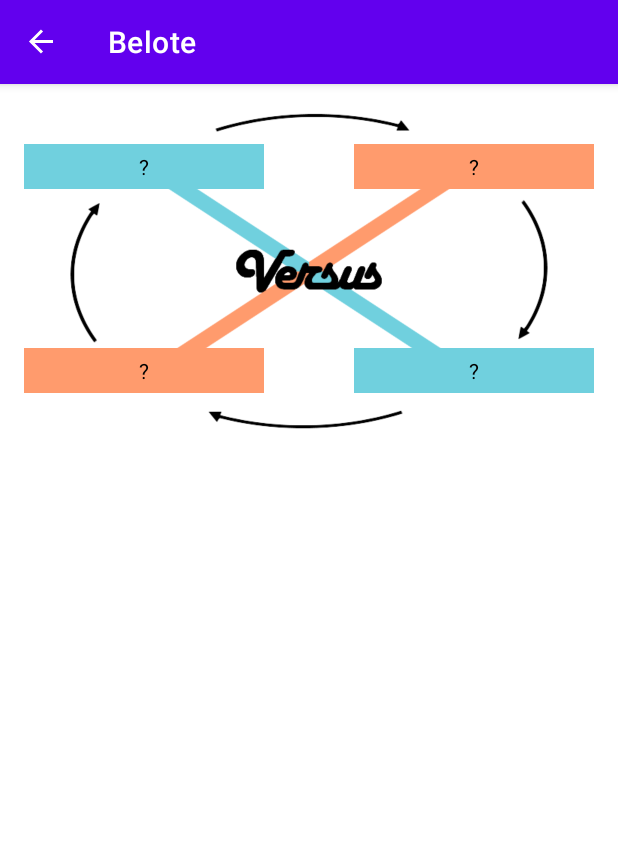
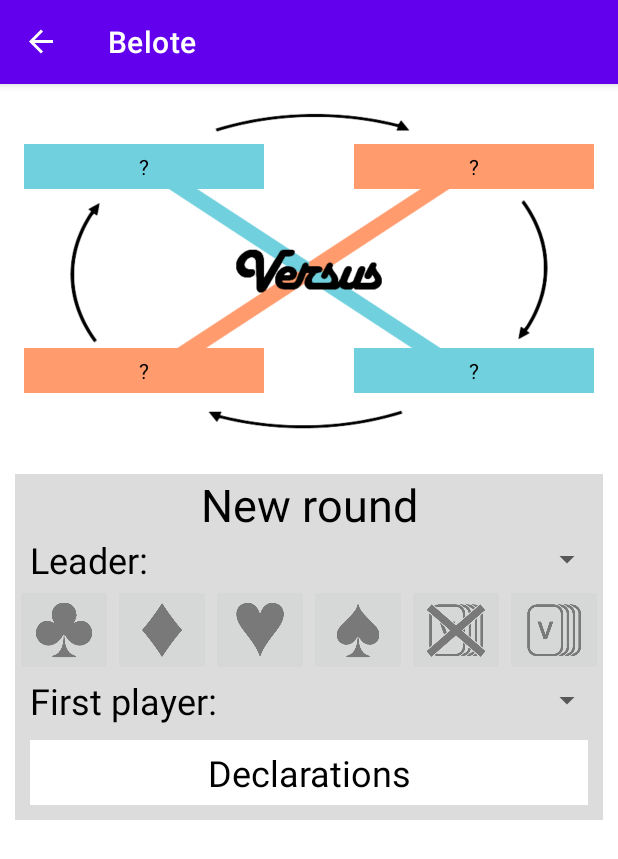
Before and after one commit to PierreChag/Belotinator, an Android app: the BeloteFragment screen opened through its navigation route, on a phone screen of 412 x 824 dp. Shown: the top 859 px of the screen. Run offline under Robolectric (Android 15) with nearby library versions, the phone set to English and light mode, and no system bars; our stand-ins replace navigation-ui.

Commit message:
Declarations are displayed on the new game and can be removed.

```diff
--- a/app/src/main/java/com/poulpinou/belotinator/core/Belote.java
+++ b/app/src/main/java/com/poulpinou/belotinator/core/Belote.java
@@ -66,6 +66,7 @@ public class Belote {
         } catch (JSONException e) {
             e.printStackTrace();
         }
+        //TODO Doesn't work because there is a ":" in the DateInString formatting...
         FileHandler.saveJSONStringToFile(this.getDateInString() + ".json", thisBeloteJson.toString());
     }
 
--- a/app/src/main/res/layout/fragment_belote.xml
+++ b/app/src/main/res/layout/fragment_belote.xml
@@ -124,7 +124,7 @@
                 android:layout_marginTop="10dp"
                 android:background="@color/light_grey"
                 android:orientation="vertical"
-                android:visibility="gone">
+                android:visibility="visible">
 
                 <TextView
                     android:layout_width="match_parent"
@@ -258,6 +258,22 @@
                     android:textColor="@color/black"
                     android:textSize="24sp" />
 
+                <LinearLayout
+                    android:id="@+id/layout_declarations_a"
+                    android:layout_width="match_parent"
+                    android:layout_height="wrap_content"
+                    android:orientation="horizontal"
+                    android:layout_marginHorizontal="10dp">
+
+                    <LinearLayout
+                        android:id="@+id/layout_declarations_b"
+                        android:layout_width="match_parent"
+                        android:layout_height="wrap_content"
+                        android:orientation="horizontal"
+                        android:gravity="end">
+
+                    </LinearLayout>
+                </LinearLayout>
             </LinearLayout>
         </LinearLayout>
     </ScrollView>
--- a/app/src/main/res/values/strings.xml
+++ b/app/src/main/res/values/strings.xml
@@ -37,4 +37,5 @@
     <string name="declarations">Declarations</string>
     <string name="add_a_declaration">Add a new declaration</string>
     <string name="select_first">"Select a player and a declaration \!"</string>
+    <string name="remove_declarations">Remove all declarations ?</string>
 </resources>
```
Also changed, not shown: app/src/main/java/com/poulpinou/belotinator/BeloteFragment.java (+46 -1 lines).
